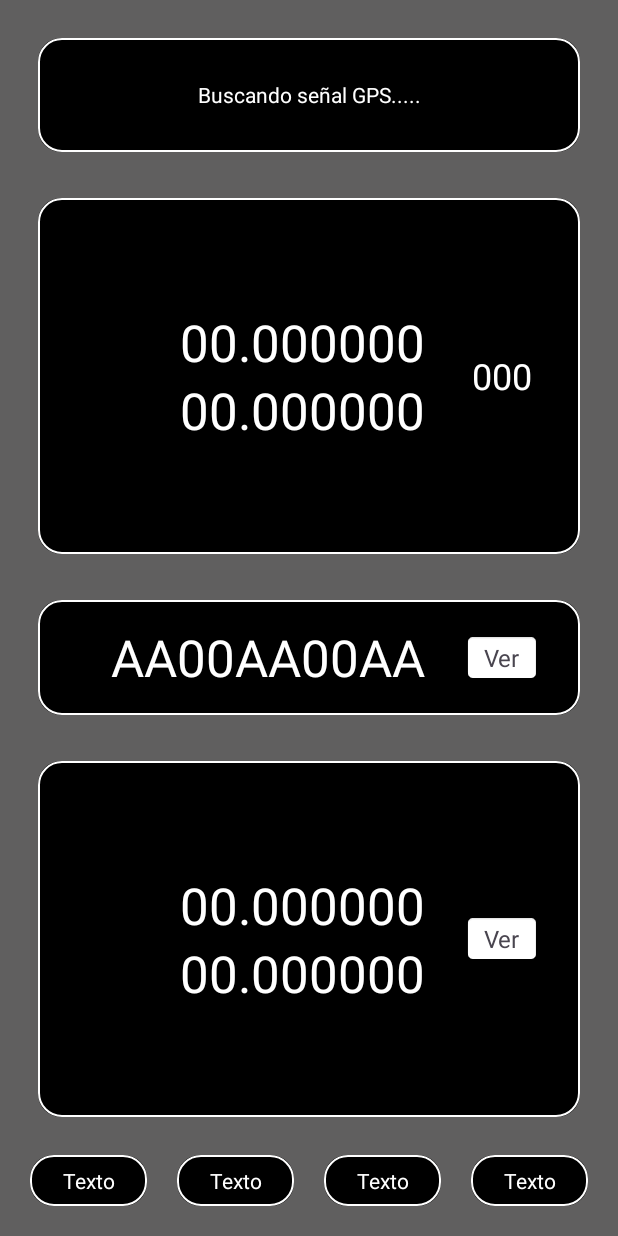
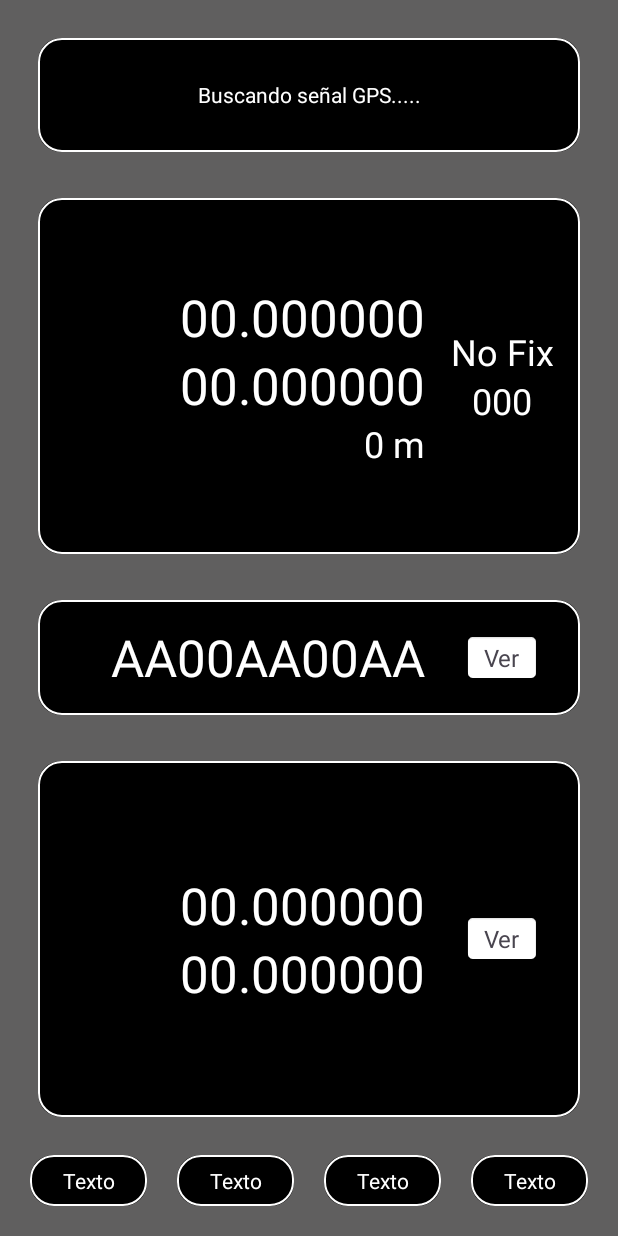
Before and after one commit to Jartonio/SOSGeoLocator, an Android app: the MainActivity screen opened directly, with no data from a screen before it, on a phone screen of 412 x 824 dp. Run offline under Robolectric (Android 15) with nearby library versions, the phone set to English and light mode, and no system bars.

Commit message:
21/09/2023-5

```diff
--- a/app/src/main/java/com/example/sosgeolocator/MainActivity.java
+++ b/app/src/main/java/com/example/sosgeolocator/MainActivity.java
@@ -24,19 +24,19 @@ public class MainActivity extends AppCompatActivity {
 
     private MiGPS miGPS;
     private boolean permisoGPS = false;
-    public boolean primerpaso = true;
+    private boolean primerpaso = true;
 
     @Override
     protected void onCreate(Bundle savedInstanceState) {
         super.onCreate(savedInstanceState);
         setContentView(R.layout.activity_main);
-
-        miGPS = new MiGPS(this);
-        Log.d("pepe", "oncreate");
+        TextView tvGripLocator = findViewById(R.id.tvGridLocator);
+        TextView tvVerMapaCoordenadas=findViewById(R.id.tvVerMapaCordenadas);
+        TextView tvVerMapaGrid=findViewById(R.id.tvVerMapaGrid);
 
 
-        //Creo un listener en el GridLocator para copirlo al portapapeles.
-        TextView tvGripLocator = findViewById(R.id.tvGridLocator);
+
+        //Listener en el GridLocator para copirlo al portapapeles.
         tvGripLocator.setOnClickListener(new View.OnClickListener() {
             @Override
             public void onClick(View v) {
@@ -46,15 +46,14 @@ public class MainActivity extends AppCompatActivity {
                 Toast.makeText(getApplicationContext(), "Grid Locator copiado al portapapeles", Toast.LENGTH_SHORT).show();
             }
         });
-
-        TextView tvVerMapaCoordenadas=findViewById(R.id.tvVerMapaCordenadas);
+        //Listener para ve las coordenadas Grig en el mapa
         tvVerMapaCoordenadas.setOnClickListener(new View.OnClickListener() {
             @Override
             public void onClick(View v) {
                 abrirURL("https://www.openstreetmap.org/?mlat=" + miGPS.getLatitudGrid() + "&mlon=" + miGPS.getLongitudGrid());
             }
         });
-        TextView tvVerMapaGrid=findViewById(R.id.tvVerMapaGrid);
+        //Listener para ver el Grid locator por internet
         tvVerMapaGrid.setOnClickListener(new View.OnClickListener() {
             @Override
             public void onClick(View v) {
@@ -63,7 +62,7 @@ public class MainActivity extends AppCompatActivity {
         });
     }
 
-    //Este método lee cada segundo si tengo permisos de GPS y lo pasa a la variable 'permisoGPS'
+    //Este método comprueba cada segundo si tengo permisos de GPS y lo pasa a la variable 'permisoGPS'
     CountDownTimer countDownTimer = new CountDownTimer(Long.MAX_VALUE, 1000) {
         @Override
         public void onTick(long millisUntilFinished) {
@@ -85,12 +84,10 @@ public class MainActivity extends AppCompatActivity {
         miGPS.stopLocationUpdates();
     }
 
-
     @Override
     protected void onResume() {
         super.onResume();
         TextView tvMensajes = findViewById(R.id.tvMensajes);
-
 
         if (ContextCompat.checkSelfPermission(this, Manifest.permission.ACCESS_FINE_LOCATION) == PackageManager.PERMISSION_GRANTED) {
             permisoGPS = true;
@@ -103,10 +100,9 @@ public class MainActivity extends AppCompatActivity {
             }
         }
 
-        Log.d("tick", "onResume: " + ContextCompat.checkSelfPermission(this, Manifest.permission.ACCESS_FINE_LOCATION));
-
         if (permisoGPS) {
             tvMensajes.setText(R.string.buscando_GPS);
+            miGPS = new MiGPS(this);
             miGPS.startLocationUpdates();
         }
     }
--- a/app/src/main/java/com/example/sosgeolocator/PatrocinadorActivity.java
+++ b/app/src/main/java/com/example/sosgeolocator/PatrocinadorActivity.java
@@ -22,7 +22,6 @@ public class PatrocinadorActivity extends AppCompatActivity {
                 Intent intent = new Intent(PatrocinadorActivity.this, MainActivity.class);
                 startActivity(intent);
                 finish(); // Cierra la actividad actual para que no vuelva al presionar "Atrás"
-                Log.d("pepe", "run: ");
             }
         }, 1000); // 2000 milisegundos = 5 segundos
 
--- a/app/src/main/res/layout/activity_main.xml
+++ b/app/src/main/res/layout/activity_main.xml
@@ -74,6 +74,15 @@
                     android:text="00.000000"
                     android:textColor="@color/white"
                     android:textSize="34sp" />
+
+                <TextView
+                    android:id="@+id/tvAltitud"
+                    android:layout_width="match_parent"
+                    android:layout_height="wrap_content"
+                    android:gravity="right"
+                    android:text="0 m"
+                    android:textColor="@color/white"
+                    android:textSize="24sp" />
             </LinearLayout>
 
             <LinearLayout
@@ -81,7 +90,17 @@
                 android:layout_height="match_parent"
                 android:layout_weight="2"
                 android:gravity="center"
-                android:orientation="horizontal">
+                android:orientation="vertical">
+
+                <TextView
+                    android:id="@+id/tvFix"
+                    android:layout_width="match_parent"
+                    android:layout_height="wrap_content"
+                    android:layout_weight="0"
+                    android:gravity="center"
+                    android:text="No Fix"
+                    android:textColor="@color/white"
+                    android:textSize="24sp" />
 
                 <TextView
                     android:id="@+id/tvPrecision"
```
Also changed, not shown: app/src/main/java/com/example/sosgeolocator/MiGPS.java (+24 -9 lines).
